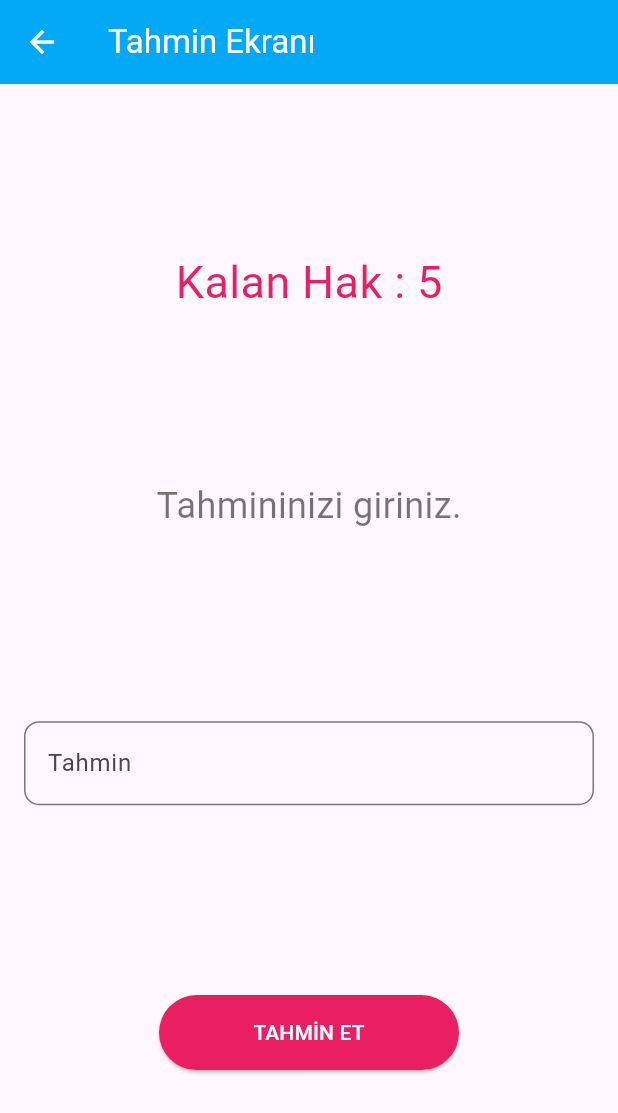
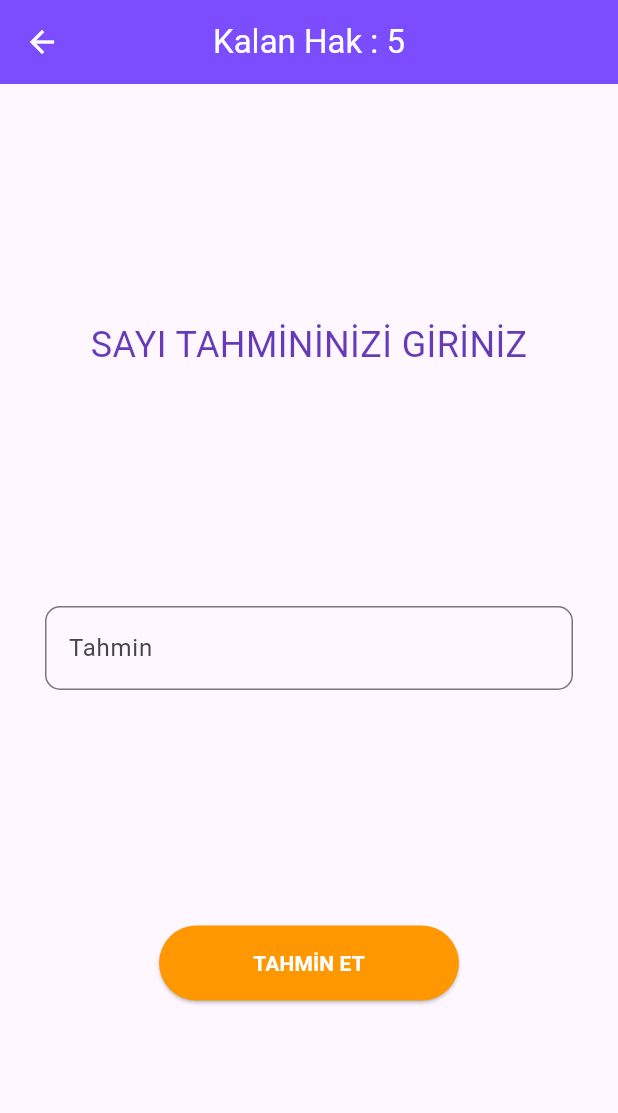
Before and after one commit to abdullah-aydogan/sayi_tahmin_oyunu, a Flutter app: the screen it shows after launch, after a tap on "OYUNA BAŞLA", on a phone screen of 412 x 824 dp. Shown: the top 1113 px of the screen. Run offline on Flutter 3.47's test engine with Material 2 defaults, Android fonts, the phone set to English and light mode, and no system bars.

Commit message:
tasarım degisiklikleri yapildi

```diff
--- /dev/null
+++ b/lib/AnaEkran.dart
@@ -0,0 +1,98 @@
+import 'package:flutter/material.dart';
+import 'package:flutter/services.dart';
+import 'TahminEkrani.dart';
+
+class AnaEkran extends StatefulWidget {
+
+  @override
+  State<AnaEkran> createState() => _AnaEkranState();
+}
+
+class _AnaEkranState extends State<AnaEkran> with TickerProviderStateMixin {
+
+  late AnimationController animasyonKontrol;
+  late Animation<double> translateX;
+
+  double ilerleme = 50.0;
+
+  @override
+  void initState() {
+
+    super.initState();
+    animasyonKontrol = AnimationController(duration: Duration(milliseconds: 1000), vsync: this);
+
+    translateX = Tween(begin: 0.0, end: -20.0).animate(animasyonKontrol)
+      ..addListener(() {
+          setState(() {
+
+          });
+      });
+
+    animasyonKontrol.repeat(reverse: true);
+  }
+
+  @override
+  void dispose() {
+
+    super.dispose();
+    animasyonKontrol.dispose();
+  }
+
+  @override
+  Widget build(BuildContext context) {
+    return Scaffold(
+      backgroundColor: Colors.deepPurpleAccent,
+      appBar: AppBar(
+        systemOverlayStyle: SystemUiOverlayStyle(
+          statusBarColor: Colors.deepPurple,
+        ),
+        title: Text("Sayı Tahmin Oyunu", style: TextStyle(fontSize: 22, color: Colors.white, fontWeight: FontWeight.bold)),
+        centerTitle: true,
+        backgroundColor: Colors.deepPurpleAccent,
+      ),
+      body: Column(
+        mainAxisAlignment: MainAxisAlignment.center,
+        children: [
+          Image.asset("resimler/numbers.png"),
+          SizedBox(height: 20),
+          Padding(
+            padding: const EdgeInsets.all(10.0),
+            child: Text("Belirttiğiniz sayı aralığında tahmin yapın.", style: TextStyle(fontSize: 16, color: Colors.white)),
+          ),
+          SizedBox(height: 20),
+          Row(
+            mainAxisAlignment: MainAxisAlignment.spaceEvenly,
+            children: [
+              Text("Sayı Aralığı : ${ilerleme.toInt()}", style: TextStyle(fontSize: 16, color: Colors.white)),
+              Slider(
+                max: 100,
+                min: 1,
+                value: ilerleme,
+                activeColor: Colors.amber,
+                onChanged: (double i) {
+                  setState(() {
+                    ilerleme = i;
+                  });
+                },
+              ),
+            ],
+          ),
+        ],
+      ),
+      floatingActionButton: Padding(
+        padding: const EdgeInsets.all(8.0),
+        child: Transform.translate(
+          offset: Offset(translateX.value, 0.0),
+          child: FloatingActionButton.extended(
+            label: Text("OYUNA BAŞLA", style: TextStyle(color: Colors.white, fontWeight: FontWeight.bold)),
+            backgroundColor: Colors.orange,
+            icon: Icon(Icons.gamepad_outlined, color: Colors.white),
+            onPressed: () {
+              Navigator.push(context, MaterialPageRoute(builder: (context) => TahminEkrani(tahminAraligi: ilerleme.toInt())));
+            },
+          ),
+        ),
+      ),
+    );
+  }
+}
--- a/lib/TahminEkrani.dart
+++ b/lib/TahminEkrani.dart
@@ -18,8 +18,10 @@ class _TahminEkraniState extends State<TahminEkrani> {
   var tfTahmin = TextEditingController();
   int rastgeleSayi = 0;
   int kalanHak = 5;
-  String yonlendirme = "Tahmininizi giriniz.";
+  String yonlendirme = "SAYI TAHMİNİNİZİ GİRİNİZ";
   bool validate = false;
+  bool azaltArttir = false;
+  bool gosterme = false;
 
   @override
   void initState() {
@@ -36,29 +38,36 @@ class _TahminEkraniState extends State<TahminEkrani> {
     return Scaffold(
       appBar: AppBar(
         systemOverlayStyle: const SystemUiOverlayStyle(
-          statusBarColor: Colors.blue,
+          statusBarColor: Colors.deepPurple,
         ),
         iconTheme: const IconThemeData(
           color: Colors.white,
         ),
-        backgroundColor: Colors.lightBlue,
-        title: const Text("Tahmin Ekranı", style: TextStyle(color: Colors.white)),
+        centerTitle: true,
+        backgroundColor: Colors.deepPurpleAccent,
+        title: Text("Kalan Hak : $kalanHak", style: const TextStyle(color: Colors.white, fontSize: 22)),
       ),
       body: Center(
         child: Column(
           mainAxisAlignment: MainAxisAlignment.spaceEvenly,
           children: [
-            Text("Kalan Hak : $kalanHak", style: const TextStyle(color: Colors.pink, fontSize: 30)),
-            Text(yonlendirme, style: const TextStyle(color: Colors.black54, fontSize: 24)),
+            Row(
+              mainAxisAlignment: MainAxisAlignment.center,
+              children: [
+                Text(yonlendirme, style: const TextStyle(color: Colors.deepPurple, fontSize: 24)),
+                gosterme ? azaltArttir ? Image.asset("resimler/up.png") : Image.asset("resimler/down.png")
+                    : Center(),
+              ],
+            ),
             Padding(
-              padding: const EdgeInsets.all(16.0),
+              padding: const EdgeInsets.only(left: 30.0, right: 30.0),
               child: TextField(
                 controller: tfTahmin,
                 keyboardType: TextInputType.number,
                 textAlign: TextAlign.center,
                 decoration: InputDecoration(
                   labelText: "Tahmin",
-                  errorText: validate ? "Tahmin girmediniz." : null,
+                  errorText: validate ? "Tahmin girmediniz!" : null,
                   border: const OutlineInputBorder(
                     borderRadius: BorderRadius.all(Radius.circular(10.0)),
                   ),
@@ -69,20 +78,19 @@ class _TahminEkraniState extends State<TahminEkrani> {
               width: 200,
               height: 50,
               child: ElevatedButton(
-                child: const Text("TAHMİN ET", style: const TextStyle(color: Colors.white)),
+                child: const Text("TAHMİN ET", style: const TextStyle(color: Colors.white, fontWeight: FontWeight.bold)),
                 style: ElevatedButton.styleFrom(
-                  backgroundColor: Colors.pink,
+                  backgroundColor: Colors.orange,
                 ),
                 onPressed: () {
-
                   setState(() {
-
                     if(tfTahmin.text.isEmpty) {
                       validate = true;
                     }
 
                     else {
                       validate = false;
+                      gosterme = true;
                       kalanHak = kalanHak - 1;
                       FocusManager.instance.primaryFocus?.unfocus();
                     }
@@ -91,7 +99,6 @@ class _TahminEkraniState extends State<TahminEkrani> {
                   int tahmin = int.parse(tfTahmin.text);
 
                   if(tahmin == rastgeleSayi) {
-
                     Navigator.pushReplacement(context, MaterialPageRoute(builder: (context) => SonucEkrani(sonuc: true, sayi: rastgeleSayi)));
                     return;
                   }
@@ -99,19 +106,20 @@ class _TahminEkraniState extends State<TahminEkrani> {
                   if(tahmin > rastgeleSayi) {
 
                     setState(() {
-                      yonlendirme = "Tahmininizi azaltın.";
+                      yonlendirme = "SAYIYI AZALTIN";
+                      azaltArttir = false;
                     });
                   }
 
                   if(tahmin < rastgeleSayi) {
 
                     setState(() {
-                      yonlendirme = "Tahmininizi arttırın.";
+                      yonlendirme = "SAYIYI ARTTIRIN";
+                      azaltArttir = true;
                     });
                   }
 
                   if(kalanHak == 0) {
-
                     Navigator.pushReplacement(context, MaterialPageRoute(builder: (context) => SonucEkrani(sonuc: false, sayi: rastgeleSayi)));
                   }
 
--- a/lib/main.dart
+++ b/lib/main.dart
@@ -1,8 +1,8 @@
 import 'package:flutter/material.dart';
-import 'package:flutter/services.dart';
-import 'TahminEkrani.dart';
+import 'package:sayi_tahmin_uygulamasi/AnaEkran.dart';
 
 void main() {
+
   runApp(const MyApp());
 }
 
@@ -18,68 +18,7 @@ class MyApp extends StatelessWidget {
       theme: ThemeData(
         useMaterial3: true,
       ),
-      home: Anasayfa(),
+      home: AnaEkran(),
     );
   }
 }
-
-class Anasayfa extends StatefulWidget {
-
-  @override
-  State<Anasayfa> createState() => _AnasayfaState();
-}
-
-class _AnasayfaState extends State<Anasayfa> {
-
-  double ilerleme = 50.0;
-
-  @override
-  Widget build(BuildContext context) {
-    return Scaffold(
-      appBar: AppBar(
-        systemOverlayStyle: const SystemUiOverlayStyle(
-          statusBarColor: Colors.blue,
-        ),
-        iconTheme: const IconThemeData(
-          color: Colors.white,
-        ),
-        backgroundColor: Colors.lightBlue,
-        title: const Text("Ana Sayfa", style: TextStyle(color: Colors.white),),
-      ),
-      body: Center(
-        child: Column(
-          mainAxisAlignment: MainAxisAlignment.spaceEvenly,
-          children: [
-            const Text("Sayı Tahmin Oyunu", style: TextStyle(color: Colors.black54, fontSize: 36)),
-            Image.asset("resimler/zar_resim.png"),
-            Text("Tahmin Aralığı : ${ilerleme.toInt()}", style: TextStyle(color: Colors.black54, fontSize: 20)),
-            Slider(
-              max: 100,
-              min: 1,
-              activeColor: Colors.blue,
-              value: ilerleme,
-              onChanged: (double i) {
-                setState(() {
-                  ilerleme = i;
-                });
-              },
-            ),
-            SizedBox(
-              width: 200,
-              height: 50,
-              child: ElevatedButton(
-                child: const Text("OYUNA BAŞLA", style: const TextStyle(color: Colors.white)),
-                style: ElevatedButton.styleFrom(
-                  backgroundColor: Colors.blue,
-                ),
-                onPressed: () {
-                  Navigator.push(context, MaterialPageRoute(builder: (context) => TahminEkrani(tahminAraligi: ilerleme.toInt())));
-                },
-              ),
-            ),
-          ],
-        ),
-      ),
-    );
-  }
-}
--- a/pubspec.yaml
+++ b/pubspec.yaml
@@ -65,9 +65,7 @@ flutter:
 
   # To add assets to your application, add an assets section, like this:
   assets:
-   - resimler/mutlu_resim.png
-   - resimler/uzgun_resim.png
-   - resimler/zar_resim.png
+   - resimler/
   #   - images/a_dot_ham.jpeg
 
   # An image asset can refer to one or more resolution-specific "variants", see
```
Also changed, not shown: lib/SonucEkrani.dart (+66 -23 lines), asset/icons/ic_launcher.png, resimler/down.png (added), resimler/mutlu_resim.png, resimler/numbers.png (added), resimler/up.png (added), resimler/uzgun_resim.png, resimler/zar_resim.png (deleted), 20 other files.
